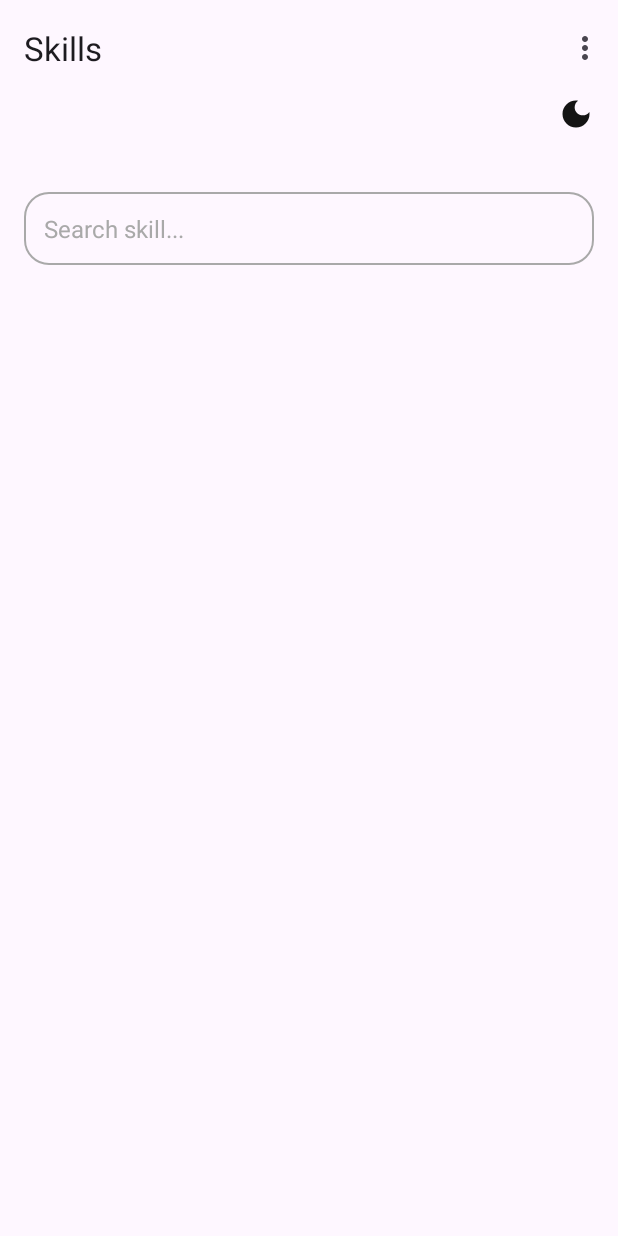
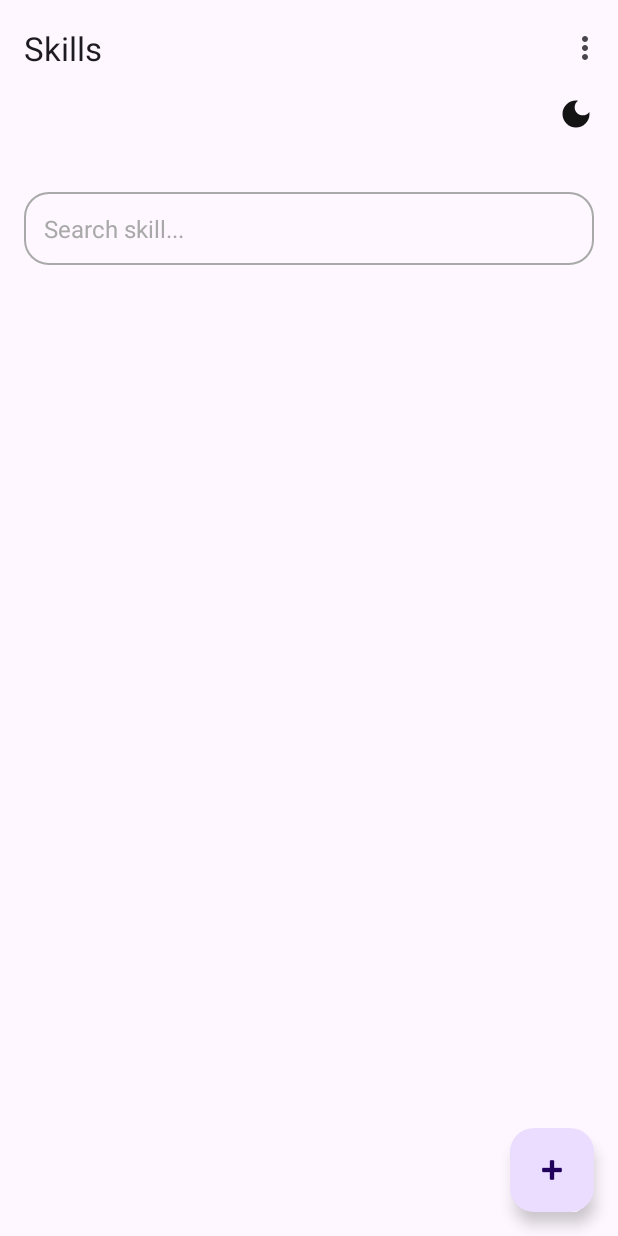
Before and after one commit to mathntanzi0/Measurable, an Android app: the screen it shows after launch (MainActivity), on a phone screen of 412 x 824 dp. Run offline under Robolectric (Android 15) with nearby library versions, the phone set to English and light mode, and no system bars; our stand-ins replace navigation-ui.

Commit message:
App Skill - Version 1

```diff
--- a/app/src/main/java/com/netanzi/measurable/FirstFragment.java
+++ b/app/src/main/java/com/netanzi/measurable/FirstFragment.java
@@ -36,6 +36,13 @@ public class FirstFragment extends Fragment {
                         .navigate(R.id.action_FirstFragment_to_SecondFragment);
             }
         });*/
+
+        binding.fab.setOnClickListener(new View.OnClickListener() {
+            @Override
+            public void onClick(View view) {
+                NavHostFragment.findNavController(FirstFragment.this).navigate(R.id.action_FirstFragment_to_AddSkillFragment);
+            }
+        });
     }
 
     @Override
--- a/app/src/main/java/com/netanzi/measurable/SkillModel.java
+++ b/app/src/main/java/com/netanzi/measurable/SkillModel.java
@@ -6,7 +6,7 @@ import java.util.ArrayList;
 import java.util.Map;
 
 public class SkillModel {
-    private static ArrayList<SkillModel> skills;
+    public static ArrayList<SkillModel> skills = new ArrayList<>();
     private final int skillID;
     private String title;
     private String description;
--- a/app/src/main/res/layout/fragment_add_skill.xml
+++ b/app/src/main/res/layout/fragment_add_skill.xml
@@ -102,6 +102,7 @@
             app:layout_constraintTop_toBottomOf="@+id/tv_metrics" />
 
         <Button
+            android:id="@+id/btn_create"
             android:layout_width="wrap_content"
             android:layout_height="wrap_content"
             android:text="Create"
--- a/app/src/main/res/layout/fragment_first.xml
+++ b/app/src/main/res/layout/fragment_first.xml
@@ -1,19 +1,25 @@
 <?xml version="1.0" encoding="utf-8"?>
-<androidx.core.widget.NestedScrollView xmlns:android="http://schemas.android.com/apk/res/android"
+<RelativeLayout xmlns:android="http://schemas.android.com/apk/res/android"
     xmlns:app="http://schemas.android.com/apk/res-auto"
     xmlns:tools="http://schemas.android.com/tools"
     android:layout_width="match_parent"
     android:layout_height="match_parent"
     tools:context=".FirstFragment">
 
-    <androidx.constraintlayout.widget.ConstraintLayout
+    <androidx.core.widget.NestedScrollView
         android:layout_width="match_parent"
         android:layout_height="match_parent"
+        android:layout_above="@+id/button">
+
+        <LinearLayout
+            android:layout_width="match_parent"
+            android:layout_height="wrap_content"
+            android:orientation="vertical"
             android:padding="16dp">
 
             <EditText
                 android:id="@+id/edit_text_search"
-            android:layout_width="0dp"
+                android:layout_width="match_parent"
                 android:layout_height="wrap_content"
                 android:layout_marginTop="16dp"
                 android:hint="@string/search_skill_placeholder"
@@ -22,11 +28,22 @@
                 android:maxLength="255"
                 android:textColorHint="#A9A9A9"
                 android:textSize="16sp"
-            app:layout_constraintEnd_toEndOf="parent"
-            app:layout_constraintStart_toStartOf="parent"
-            app:layout_constraintTop_toTopOf="parent"
                 android:inputType="text"
                 android:importantForAutofill="no" />
 
-    </androidx.constraintlayout.widget.ConstraintLayout>
+            <!-- Add your other views or fragments here -->
+        </LinearLayout>
     </androidx.core.widget.NestedScrollView>
+
+
+    <com.google.android.material.floatingactionbutton.FloatingActionButton
+        android:id="@+id/fab"
+        android:layout_width="wrap_content"
+        android:layout_height="wrap_content"
+        android:layout_alignParentEnd="true"
+        android:layout_alignParentBottom="true"
+        android:layout_marginEnd="16dp"
+        android:layout_marginBottom="16dp"
+        app:srcCompat="@android:drawable/ic_input_add" />
+
+</RelativeLayout>
--- a/app/src/main/res/navigation/nav_graph.xml
+++ b/app/src/main/res/navigation/nav_graph.xml
@@ -9,7 +9,11 @@
         android:id="@+id/FirstFragment"
         android:name="com.netanzi.measurable.FirstFragment"
         android:label="@string/skill"
-        tools:layout="@layout/fragment_first"/>
+        tools:layout="@layout/fragment_first">
+        <action
+            android:id="@+id/action_FirstFragment_to_AddSkillFragment"
+            app:destination="@id/AddSkillFragment" />
+    </fragment>
     <fragment
         android:id="@+id/Skills"
         android:name="com.netanzi.measurable.SkillsFragment"
@@ -18,6 +22,10 @@
     <fragment
         android:id="@+id/AddSkillFragment"
         android:name="com.netanzi.measurable.AddSkillFragment"
-        android:label="Skills ~ Add Skill"
-        tools:layout="@layout/fragment_add_skill" />
+        android:label="Add Skill"
+        tools:layout="@layout/fragment_add_skill">
+        <action
+            android:id="@+id/action_AddSkillFragment_to_FirstFragment"
+            app:destination="@id/FirstFragment" />
+    </fragment>
 </navigation>
```
Also changed, not shown: app/src/main/java/com/netanzi/measurable/AddSkillFragment.java (+41 -42 lines). Lines whose indentation alone changed are shown as unchanged.
